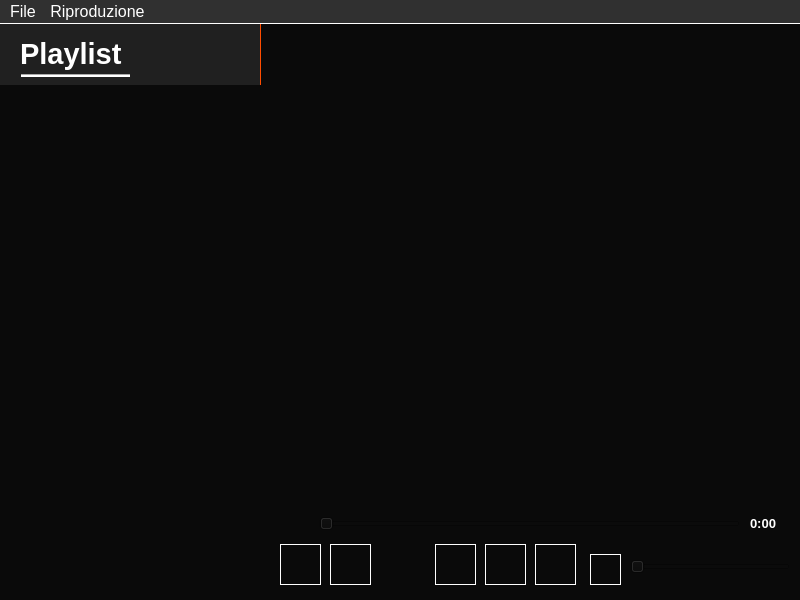
First picture: the form in mainwindow.ui, repository skylaxGH/Progetto-FeelloLoeegge, before the edit.
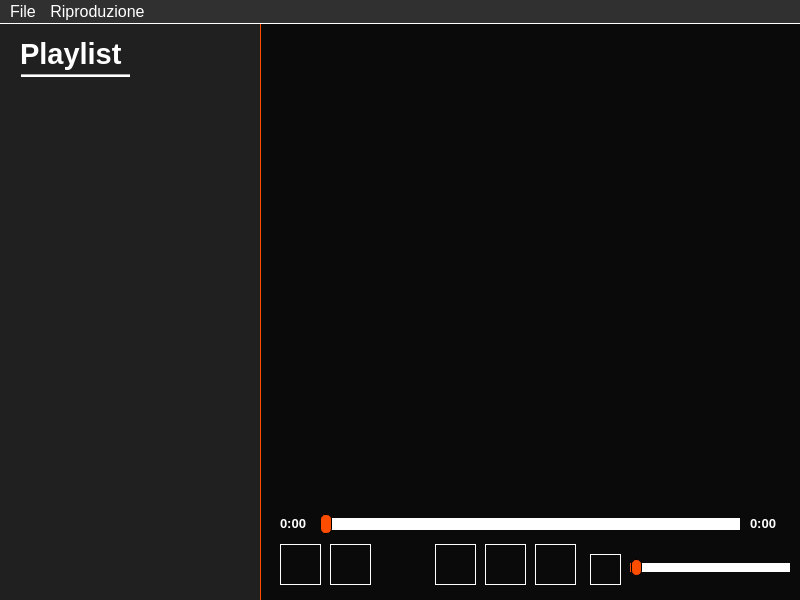
Second picture: the form after the edit. Icons and pictures are not drawn.

```diff
--- a/mainwindow.ui
+++ b/mainwindow.ui
@@ -39,7 +39,32 @@
      </rect>
     </property>
     <property name="styleSheet">
-     <string notr="true"/>
+     <string notr="true">QListView {
+	background-color: #202020;
+    border-right: 1.2px solid rgb(255, 77, 0);
+    color: white;
+	font-size: 20px;
+}
+
+QListView::item:alternate {
+    background: #EEEEEE;
+}
+
+QListView::item:selected {
+    border: 1px solid #6a6ea9;
+}
+
+QListView::item:selected:!active {
+     background:
+}
+
+QListView::item:selected:active {
+     background:
+}
+
+QListView::item:hover {
+     background:
+}</string>
     </property>
     <property name="frameShape">
      <enum>QFrame::NoFrame</enum>
@@ -215,6 +240,28 @@
       <height>20</height>
      </rect>
     </property>
+    <property name="styleSheet">
+     <string notr="true">QSlider::groove:horizontal {
+	height: 10px;
+	border: 1px solid #999999;
+}
+
+QSlider::handle:horizontal {
+     width: 10px;
+     background: rgb(255, 77, 0);
+     margin: -5px 0;
+     border-radius: 5px;
+     border: 0.5px solid;
+ }
+
+QSlider::sub-page:horizontal {
+      background: rgb(255, 77, 0);
+}
+
+QSlider::add-page:horizontal {
+      background: white;
+}</string>
+    </property>
     <property name="maximum">
      <number>100</number>
     </property>
@@ -231,6 +278,28 @@
       <height>16</height>
      </rect>
     </property>
+    <property name="styleSheet">
+     <string notr="true">QSlider::groove:horizontal {
+	height: 7px;
+	border: 1px solid #999999;
+}
+
+QSlider::handle:horizontal {
+     width: 9px;
+     background: rgb(255, 77, 0);
+     margin: -5px 0;
+     border-radius: 5px;
+     border: 0.5px solid;
+ }
+
+QSlider::sub-page:horizontal {
+      background: rgb(255, 77, 0);
+}
+
+QSlider::add-page:horizontal {
+      background: white;
+}</string>
+    </property>
     <property name="maximum">
      <number>100</number>
     </property>
@@ -243,7 +312,7 @@
      <rect>
       <x>750</x>
       <y>491</y>
-      <width>51</width>
+      <width>31</width>
       <height>16</height>
      </rect>
     </property>
@@ -264,9 +333,9 @@
    <widget class="QLabel" name="timeLabel">
     <property name="geometry">
      <rect>
-      <x>265</x>
+      <x>280</x>
       <y>491</y>
-      <width>51</width>
+      <width>41</width>
       <height>16</height>
      </rect>
     </property>
@@ -281,7 +350,7 @@
      <string notr="true">color: white;</string>
     </property>
     <property name="text">
-     <string/>
+     <string>0:00</string>
     </property>
    </widget>
    <widget class="QPushButton" name="btnCreaplaylist">
```
Left out of the diff: 13 changed lines with no effect on the pictures.
